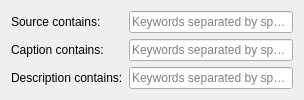
This is client/src/ui/widgets/business/custom_business_event_widget.ui in networkoptix/nx_open as Qt 5 draws it before an edit. The edited form follows.
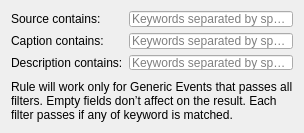
This is the edited form.

Commit message:
(VMS-1050) - Add short description to the advanced settings of generic event
<==== Mercurial data ====>
Branch: dev_2.4.1

```diff
--- a/client/src/ui/widgets/business/custom_business_event_widget.ui
+++ b/client/src/ui/widgets/business/custom_business_event_widget.ui
@@ -7,7 +7,7 @@
     <x>0</x>
     <y>0</y>
     <width>304</width>
-    <height>92</height>
+    <height>133</height>
    </rect>
   </property>
   <property name="windowTitle">
@@ -60,6 +60,32 @@
      </item>
     </layout>
    </item>
+   <item>
+    <spacer name="verticalSpacer">
+     <property name="orientation">
+      <enum>Qt::Vertical</enum>
+     </property>
+     <property name="sizeType">
+      <enum>QSizePolicy::Fixed</enum>
+     </property>
+     <property name="sizeHint" stdset="0">
+      <size>
+       <width>20</width>
+       <height>4</height>
+      </size>
+     </property>
+    </spacer>
+   </item>
+   <item>
+    <widget class="QLabel" name="label_4">
+     <property name="text">
+      <string>Rule will work only for Generic Events that passes all filters. Empty fields don’t affect on the result. Each filter passes if any of keyword is matched.</string>
+     </property>
+     <property name="wordWrap">
+      <bool>true</bool>
+     </property>
+    </widget>
+   </item>
   </layout>
  </widget>
  <resources/>
```
